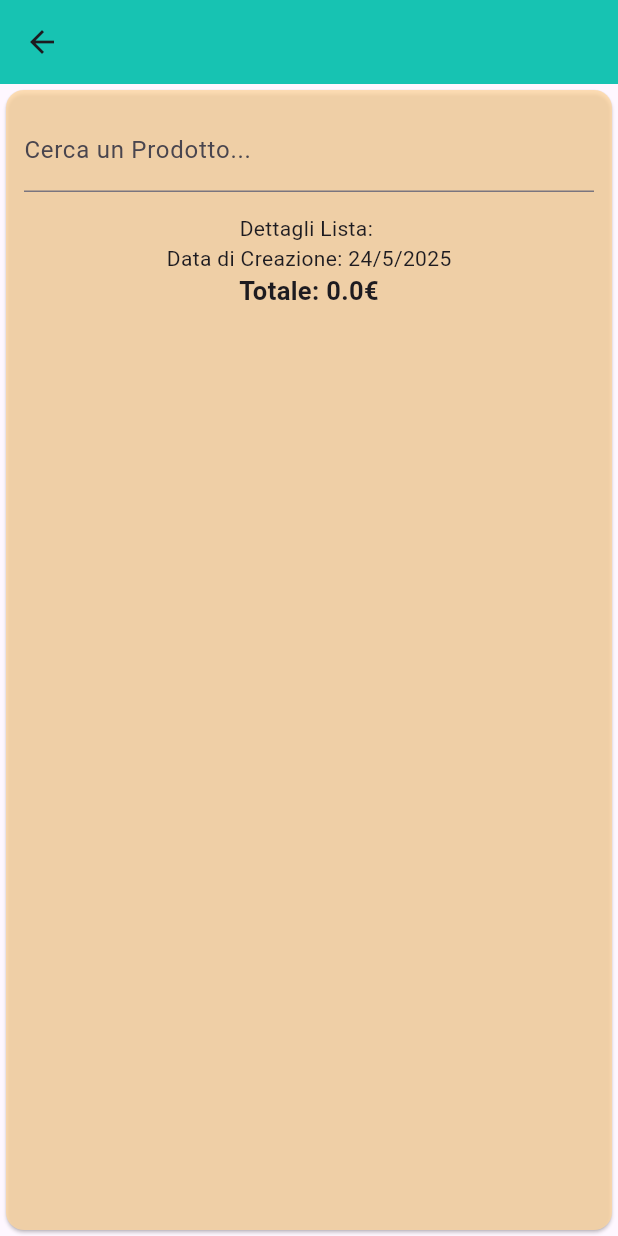
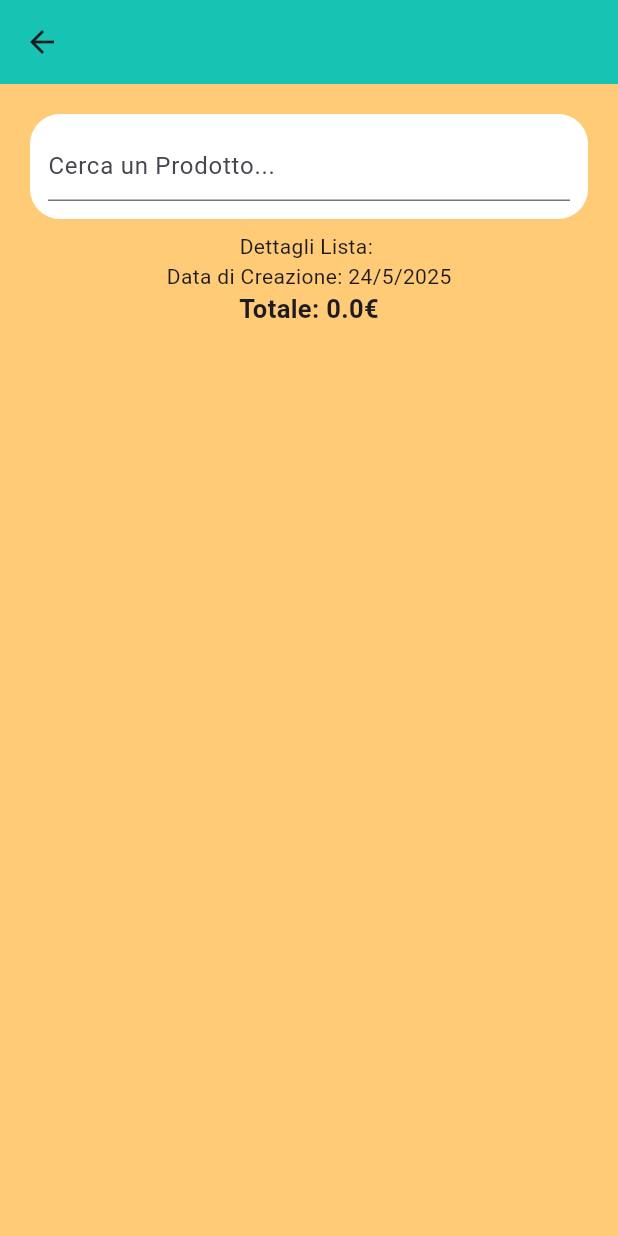
Before and after one commit to GiovanniRumma04/Progetto_Mobile_Programming, a Flutter app: the BloccoLista widget shown alone on an empty page, opened directly with empty values, after a tap on the "arrow forward ios" icon, on a phone screen of 412 x 824 dp. Run offline on Flutter 3.47's test engine with Material 3 defaults, Android fonts, the phone set to English and light mode, and no system bars; our stand-ins replace google_fonts.

Commit message:
Migliorata la leggibilità dei codici delle classi: PagListeView, ListaView e BloccoLista

```diff
--- a/Gestore_spese/lib/View/BloccoLista.dart
+++ b/Gestore_spese/lib/View/BloccoLista.dart
@@ -11,19 +11,22 @@ class BloccoLista extends StatelessWidget {
   @override
   Widget build(BuildContext context) {
     return Container(
-      child: SizedBox(
+      width: MediaQuery.of(context).size.width,
+
       height: 150,
-        child: Card(
-          color: Color(0xC6FFD7A0),
-          margin: EdgeInsets.all(10),
-          elevation: 4,
-          child: Padding(
-            padding: EdgeInsets.all(10),
+      padding: EdgeInsets.all(12),
+      margin: EdgeInsets.all(12),
+      decoration: BoxDecoration(
+        color: Color(0xFFFFCB77),
+        borderRadius: BorderRadius.circular(20),
+      ),
+
       child: Row(
         mainAxisAlignment: MainAxisAlignment.spaceBetween,
 
         children: [
           Column(
+            mainAxisAlignment: MainAxisAlignment.spaceBetween,
             crossAxisAlignment: CrossAxisAlignment.start,
             children: [
               Text(
@@ -36,7 +39,7 @@ class BloccoLista extends StatelessWidget {
                   ),
                 ),
               ),
-                    Spacer(),
+
               IconButton(
                 onPressed: () {},
                 icon: Icon(Icons.delete),
@@ -48,10 +51,7 @@ class BloccoLista extends StatelessWidget {
             mainAxisAlignment: MainAxisAlignment.end,
             crossAxisAlignment: CrossAxisAlignment.start,
             children: [
-
-                    Text(
-                      'Data di Creazione: ' +l.stampaData(),
-                    ),
+              Text('Data di Creazione: ' + l.stampaData()),
               Text('Totale: ' + l.spesaTotale.toString() + '€'),
             ],
           ),
@@ -62,9 +62,7 @@ class BloccoLista extends StatelessWidget {
                 onPressed: () {
                   Navigator.push(
                     context,
-                          MaterialPageRoute(
-                            builder: (context) => ListaView(l: l),
-                          ),
+                    MaterialPageRoute(builder: (context) => ListaView(l: l)),
                   );
                 },
                 icon: Icon(Icons.arrow_forward_ios),
@@ -74,9 +72,6 @@ class BloccoLista extends StatelessWidget {
           ),
         ],
       ),
-          ),
-        ),
-      ),
     );
   }
 }
--- a/Gestore_spese/lib/View/ListaView.dart
+++ b/Gestore_spese/lib/View/ListaView.dart
@@ -2,10 +2,6 @@ import 'package:gestore_spese/Model/GestoreApp.dart';
 import 'package:flutter/material.dart';
 import 'package:gestore_spese/Model/ListaSpese.dart';
 import 'package:gestore_spese/Model/Spesa.dart';
-
-void main() {
-  runApp(ListaView(l: listaCentrale[0]));
-}
 
 class ListaView extends StatelessWidget {
   final ListaSpese l;
@@ -19,20 +15,23 @@ class ListaView extends StatelessWidget {
         backgroundColor: Color(0xFF17C3B2),
         title: Text(l.nomeLista, style: TextStyle(fontWeight: FontWeight.bold)),
       ),
-      body: Card(
-        color: Color(0xC6FFD7A0),
-        child: Padding(
-          padding: const EdgeInsets.all(12),
+      body: Container(
+        color: Color(0xFFFFCB77),
+        padding: EdgeInsets.all(12),
         child: Column(
           mainAxisAlignment: MainAxisAlignment.spaceEvenly,
 
           children: [
-              SizedBox(
+            Container(
               height: 70,
+              margin: EdgeInsets.all(8),
+              padding: EdgeInsets.all(12),
+              decoration: BoxDecoration(
+                color: Colors.white,
+                borderRadius: BorderRadius.circular(20),
+              ),
               child: TextField(
-                  decoration: InputDecoration(
-                    labelText: 'Cerca un Prodotto...',
-                  ),
+                decoration: InputDecoration(labelText: 'Cerca un Prodotto...'),
               ),
             ),
             Text('Dettagli Lista: '),
@@ -41,7 +40,7 @@ class ListaView extends StatelessWidget {
               'Totale: ' + l.spesaTotale.toString() + "€",
               style: TextStyle(fontSize: 17, fontWeight: FontWeight.bold),
             ),
-              Expanded(
+            Flexible(
               child: ListView.builder(
                 itemCount: l.lista.length,
                 itemBuilder: (context, index) {
@@ -50,7 +49,6 @@ class ListaView extends StatelessWidget {
               ),
             ),
           ],
-          ),
         ),
       ),
     );
@@ -64,12 +62,16 @@ class CustomCards extends StatelessWidget {
   @override
   Widget build(BuildContext context) {
     return Row(
-      mainAxisAlignment: MainAxisAlignment.spaceEvenly,
+      mainAxisAlignment: MainAxisAlignment.spaceBetween,
       children: [
-        Expanded(
-          child: Card(
-            child: Padding(
-              padding: const EdgeInsets.all(12),
+        Container(
+          height: 170,
+          margin: EdgeInsets.all(8),
+          padding: EdgeInsets.all(12),
+          decoration: BoxDecoration(
+            color: Colors.white,
+            borderRadius: BorderRadius.circular(20),
+          ),
           child: Column(
             crossAxisAlignment: CrossAxisAlignment.start,
             children: [
@@ -100,18 +102,19 @@ class CustomCards extends StatelessWidget {
             ],
           ),
         ),
+
+        Container(
+          height: 170,
+          padding: EdgeInsets.all(12),
+          margin: EdgeInsets.all(8),
+          decoration: BoxDecoration(
+            color: Colors.white,
+            borderRadius: BorderRadius.circular(20),
           ),
-        ),
-
-        Card(
-          child: Padding(
-            padding: const EdgeInsets.all(12),
           child: Column(
+            mainAxisAlignment: MainAxisAlignment.spaceBetween,
             children: [
-                IconButton(
-                  onPressed: () {},
-                  icon: Icon(Icons.arrow_forward_ios),
-                ),
+              IconButton(onPressed: () {}, icon: Icon(Icons.arrow_forward_ios)),
               IconButton(
                 onPressed: () {},
                 icon: Icon(Icons.delete),
@@ -120,7 +123,6 @@ class CustomCards extends StatelessWidget {
             ],
           ),
         ),
-        ),
       ],
     );
   }
```
Also changed, not shown: Gestore_spese/lib/View/PagListeView.dart (+16 -20 lines). Lines whose indentation alone changed are shown as unchanged.
